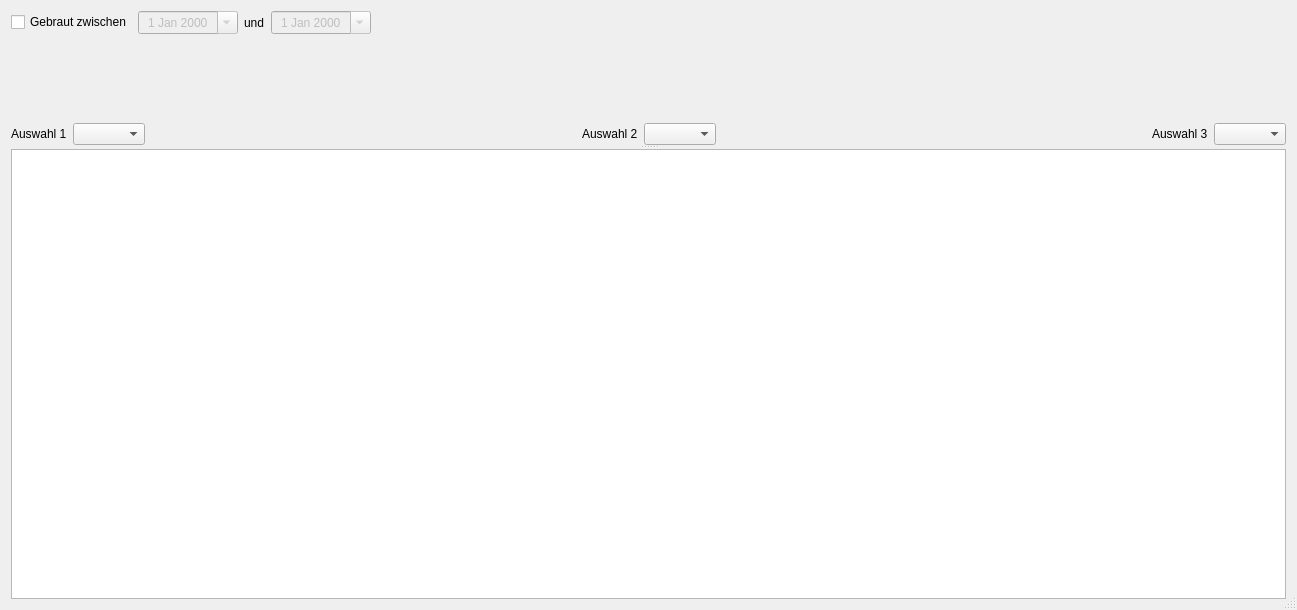
Qt form kleiner-brauhelfer/dialogs/dlgbrauuebersicht.ui (kleiner-brauhelfer/kleiner-brauhelfer-2) before a commit.
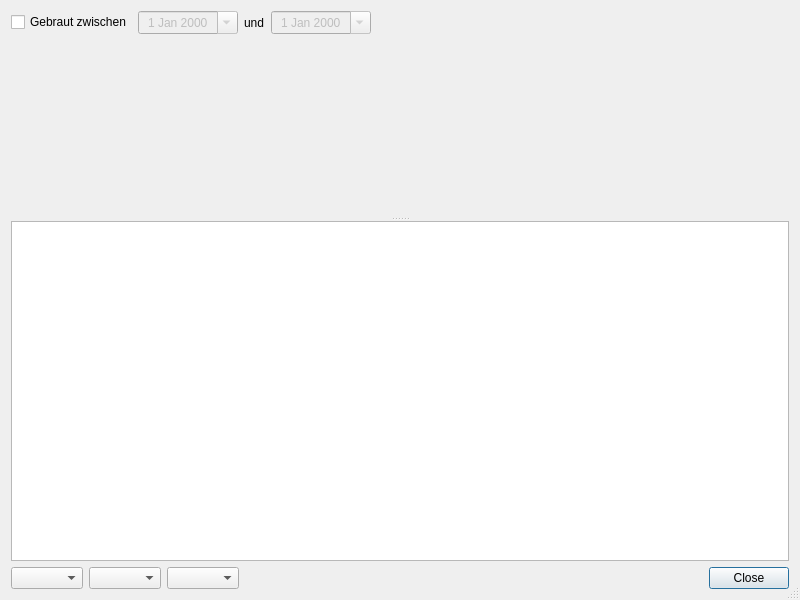
The same form after that commit. Icons and pictures are not drawn. Custom widgets are drawn as their Qt base class.

Patch:
```diff
--- a/kleiner-brauhelfer/dialogs/dlgbrauuebersicht.ui
+++ b/kleiner-brauhelfer/dialogs/dlgbrauuebersicht.ui
@@ -6,8 +6,8 @@
    <rect>
     <x>0</x>
     <y>0</y>
-    <width>1297</width>
-    <height>610</height>
+    <width>800</width>
+    <height>600</height>
    </rect>
   </property>
   <property name="windowTitle">
@@ -22,13 +22,6 @@
   </property>
   <layout class="QVBoxLayout" name="verticalLayout_2">
    <item>
-    <widget class="QSplitter" name="splitter">
-     <property name="orientation">
-      <enum>Qt::Vertical</enum>
-     </property>
-     <widget class="QWidget" name="verticalLayoutWidget">
-      <layout class="QVBoxLayout" name="verticalLayout">
-       <item>
         <layout class="QHBoxLayout" name="horizontalLayout">
          <item>
           <widget class="QCheckBox" name="cbDatumAlle">
@@ -110,6 +103,13 @@
         </layout>
        </item>
        <item>
+    <widget class="QSplitter" name="splitter">
+     <property name="orientation">
+      <enum>Qt::Vertical</enum>
+     </property>
+     <property name="childrenCollapsible">
+      <bool>false</bool>
+     </property>
         <widget class="WdgDiagramView" name="diagram" native="true">
          <property name="sizePolicy">
           <sizepolicy hsizetype="Expanding" vsizetype="Expanding">
@@ -117,83 +117,20 @@
            <verstretch>0</verstretch>
           </sizepolicy>
          </property>
-        </widget>
-       </item>
-       <item>
-        <layout class="QHBoxLayout" name="horizontalLayout_92">
-         <item>
-          <widget class="QLabel" name="label_24">
-           <property name="text">
-            <string>Auswahl 1</string>
-           </property>
-          </widget>
-         </item>
-         <item>
-          <widget class="ComboBox" name="cbAuswahlL1">
-           <property name="toolTip">
-            <string>&lt;html&gt;&lt;head/&gt;&lt;body&gt;&lt;p&gt;Hier kann ein &lt;span style=&quot; font-weight:600;&quot;&gt;erster Parameter &lt;/span&gt;gewählt werden, welcher im Zeitdiagramm dargestellt wird.&lt;/p&gt;&lt;/body&gt;&lt;/html&gt;</string>
-           </property>
-          </widget>
-         </item>
-         <item>
-          <spacer name="horizontalSpacer_27">
-           <property name="orientation">
-            <enum>Qt::Horizontal</enum>
-           </property>
-           <property name="sizeHint" stdset="0">
+      <property name="minimumSize">
             <size>
-             <width>40</width>
-             <height>20</height>
-            </size>
-           </property>
-          </spacer>
-         </item>
-         <item>
-          <widget class="QLabel" name="label_26">
-           <property name="text">
-            <string>Auswahl 2</string>
-           </property>
-          </widget>
-         </item>
-         <item>
-          <widget class="ComboBox" name="cbAuswahlL2">
-           <property name="toolTip">
-            <string>&lt;html&gt;&lt;head/&gt;&lt;body&gt;&lt;p&gt;Hier kann ein &lt;span style=&quot; font-weight:600;&quot;&gt;zweiter Parameter &lt;/span&gt;gewählt werden, welcher im Zeitdiagramm dargestellt wird.&lt;/p&gt;&lt;/body&gt;&lt;/html&gt;</string>
-           </property>
-          </widget>
-         </item>
-         <item>
-          <spacer name="horizontalSpacer">
-           <property name="orientation">
-            <enum>Qt::Horizontal</enum>
-           </property>
-           <property name="sizeHint" stdset="0">
-            <size>
-             <width>40</width>
-             <height>20</height>
-            </size>
-           </property>
-          </spacer>
-         </item>
-         <item>
-          <widget class="QLabel" name="label_25">
-           <property name="text">
-            <string>Auswahl 3</string>
-           </property>
-          </widget>
-         </item>
-         <item>
-          <widget class="ComboBox" name="cbAuswahlL3">
-           <property name="toolTip">
-            <string>&lt;html&gt;&lt;head/&gt;&lt;body&gt;&lt;p&gt;Hier kann ein &lt;span style=&quot; font-weight:600;&quot;&gt;dritter Parameter &lt;/span&gt;gewählt werden, welcher im Zeitdiagramm dargestellt wird.&lt;/p&gt;&lt;/body&gt;&lt;/html&gt;</string>
-           </property>
-          </widget>
-         </item>
-        </layout>
-       </item>
-      </layout>
+        <width>0</width>
+        <height>100</height>
+       </size>
+      </property>
      </widget>
      <widget class="TableView" name="tableView">
+      <property name="minimumSize">
+       <size>
+        <width>0</width>
+        <height>100</height>
+       </size>
+      </property>
       <property name="contextMenuPolicy">
        <enum>Qt::CustomContextMenu</enum>
       </property>
@@ -218,19 +155,51 @@
      </widget>
     </widget>
    </item>
+   <item>
+    <layout class="QHBoxLayout" name="horizontalLayout_2">
+     <item>
+      <widget class="ComboBox" name="cbAuswahlL1">
+       <property name="toolTip">
+        <string>&lt;html&gt;&lt;head/&gt;&lt;body&gt;&lt;p&gt;Hier kann ein &lt;span style=&quot; font-weight:600;&quot;&gt;erster Parameter &lt;/span&gt;gewählt werden, welcher im Zeitdiagramm dargestellt wird.&lt;/p&gt;&lt;/body&gt;&lt;/html&gt;</string>
+       </property>
+      </widget>
+     </item>
+     <item>
+      <widget class="ComboBox" name="cbAuswahlL2">
+       <property name="toolTip">
+        <string>&lt;html&gt;&lt;head/&gt;&lt;body&gt;&lt;p&gt;Hier kann ein &lt;span style=&quot; font-weight:600;&quot;&gt;zweiter Parameter &lt;/span&gt;gewählt werden, welcher im Zeitdiagramm dargestellt wird.&lt;/p&gt;&lt;/body&gt;&lt;/html&gt;</string>
+       </property>
+      </widget>
+     </item>
+     <item>
+      <widget class="ComboBox" name="cbAuswahlL3">
+       <property name="toolTip">
+        <string>&lt;html&gt;&lt;head/&gt;&lt;body&gt;&lt;p&gt;Hier kann ein &lt;span style=&quot; font-weight:600;&quot;&gt;dritter Parameter &lt;/span&gt;gewählt werden, welcher im Zeitdiagramm dargestellt wird.&lt;/p&gt;&lt;/body&gt;&lt;/html&gt;</string>
+       </property>
+      </widget>
+     </item>
+     <item>
+      <widget class="QDialogButtonBox" name="buttonBox">
+       <property name="standardButtons">
+        <set>QDialogButtonBox::Close</set>
+       </property>
+      </widget>
+     </item>
+    </layout>
+   </item>
   </layout>
  </widget>
  <customwidgets>
-  <customwidget>
-   <class>TableView</class>
-   <extends>QTableView</extends>
-   <header>widgets/tableview.h</header>
-  </customwidget>
   <customwidget>
    <class>DateEdit</class>
    <extends>QDateEdit</extends>
    <header>widgets/dateedit.h</header>
   </customwidget>
+  <customwidget>
+   <class>TableView</class>
+   <extends>QTableView</extends>
+   <header>widgets/tableview.h</header>
+  </customwidget>
   <customwidget>
    <class>ComboBox</class>
    <extends>QComboBox</extends>
```
Left out of the diff: 43 changed lines with no effect on the pictures. Lines whose indentation alone changed are shown as unchanged.
